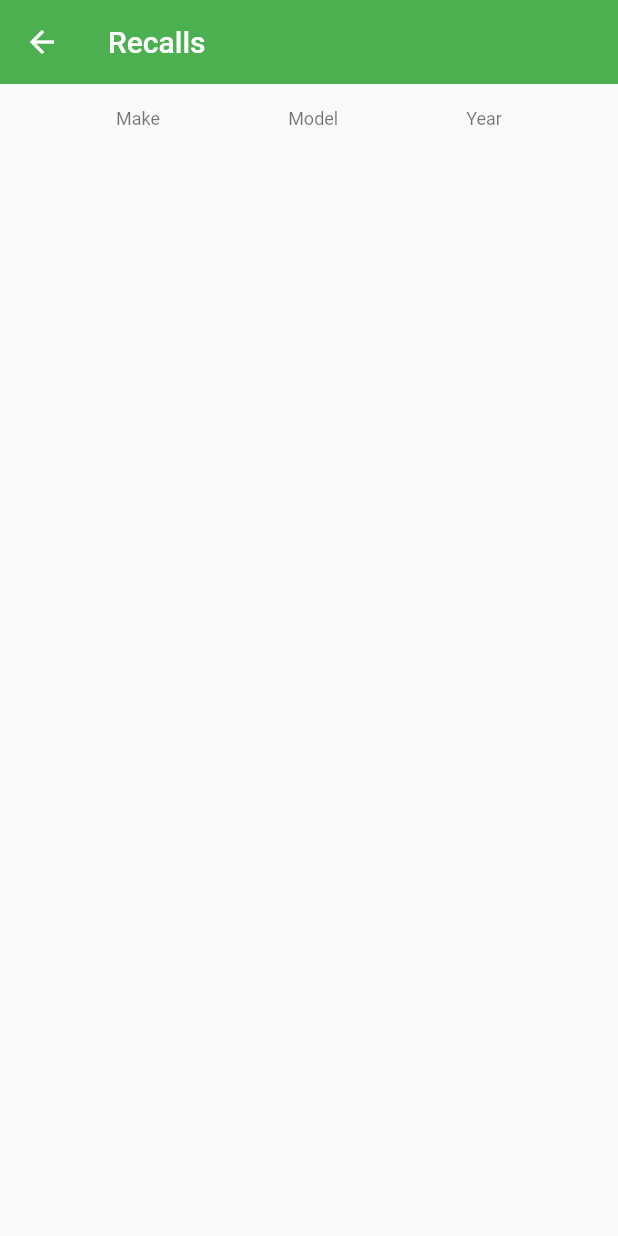
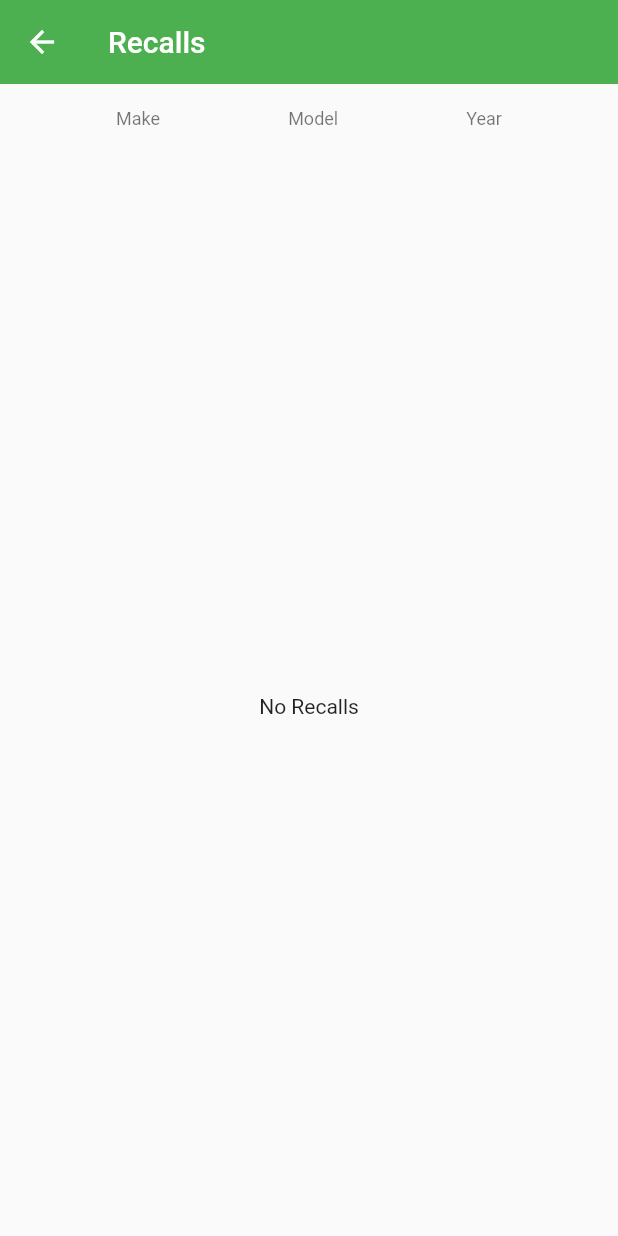
Before and after one commit to pavlyhabashy/vin-lookup, a Flutter app: the RecallsScreen screen opened directly with empty values, on a phone screen of 412 x 824 dp. Run offline on Flutter 3.47's test engine with Material 2 defaults, Android fonts, the phone set to English and light mode, and no system bars; our stand-ins replace rounded_loading_button, string_validator; missing offline and left inert: flutter_keychain.

Commit message:
Handle VIN with no recalls

```diff
--- a/lib/screens/recalls_screen.dart
+++ b/lib/screens/recalls_screen.dart
@@ -14,24 +14,34 @@ class RecallsScreen extends StatelessWidget {
   Widget build(BuildContext context) {
     return Scaffold(
       appBar: AppBar(title: const Text("Recalls")),
-      body: SafeArea(
-        bottom: false,
-        child: SingleChildScrollView(
-          physics: const AlwaysScrollableScrollPhysics(),
-          child: SafeArea(
+      body: (vehicle.recalls!.isEmpty)
+          ? _buildMainColumn(context)
+          : SingleChildScrollView(
+              child: _buildMainColumn(context),
+            ),
+    );
+  }
+
+  Widget _buildMainColumn(BuildContext context) {
+    return SafeArea(
       child: Column(
         children: [
           _buildVehicleInfo(context),
           _buildRecallCards(context),
         ],
       ),
-          ),
-        ),
+    );
+  }
+
+  Widget _buildRecallCards(BuildContext context) {
+    if (vehicle.recalls!.isEmpty) {
+      return const Expanded(
+        child: Center(
+          child: Text("No Recalls"),
         ),
       );
     }
-
-  Column _buildRecallCards(BuildContext context) => Column(
+    return Column(
       children: [
         ...vehicle.recalls!
             .asMap()
@@ -53,8 +63,8 @@ class RecallsScreen extends StatelessWidget {
                           crossAxisAlignment: CrossAxisAlignment.start,
                           children: [
                             Padding(
-                                padding: const EdgeInsets.only(
-                                    bottom: 8.0, top: 4.0),
+                              padding:
+                                  const EdgeInsets.only(bottom: 8.0, top: 4.0),
                               child: SizedBox(
                                 width: double.infinity,
                                 child: Wrap(
@@ -83,8 +93,8 @@ class RecallsScreen extends StatelessWidget {
                                 _buildRecallInfoBlock(
                                     context, "Summary", recall.summary),
                                 const SizedBox(height: 16.0),
-                                  _buildRecallInfoBlock(context, "Consequence",
-                                      recall.consequence),
+                                _buildRecallInfoBlock(
+                                    context, "Consequence", recall.consequence),
                                 const SizedBox(height: 16.0),
                                 _buildRecallInfoBlock(
                                     context, "Remedy", recall.remedy),
@@ -102,6 +112,7 @@ class RecallsScreen extends StatelessWidget {
             .toList(),
       ],
     );
+  }
 
   Widget _buildRecallInfoBlock(
       BuildContext context, String title, String info) {
@@ -136,7 +147,7 @@ class RecallsScreen extends StatelessWidget {
     );
   }
 
-  Column _buildVehicleInfoColumn(
+  Widget _buildVehicleInfoColumn(
       BuildContext context, String title, String info) {
     return Column(
       children: [
--- a/lib/screens/vin_lookup_screen.dart
+++ b/lib/screens/vin_lookup_screen.dart
@@ -25,7 +25,8 @@ class _VinLookupScreenState extends State<VinLookupScreen> {
   final RoundedLoadingButtonController _btnController =
       RoundedLoadingButtonController();
 
-  String _vin = "WAUYGAFC6CN174200";
+  String _vin = "WDBNG84J56A469721"; // No recalls
+  // String _vin = "1MEFM55S5YA648573"; // Recalls
 
   @override
   Widget build(BuildContext context) {
```
Lines whose indentation alone changed are shown as unchanged.
